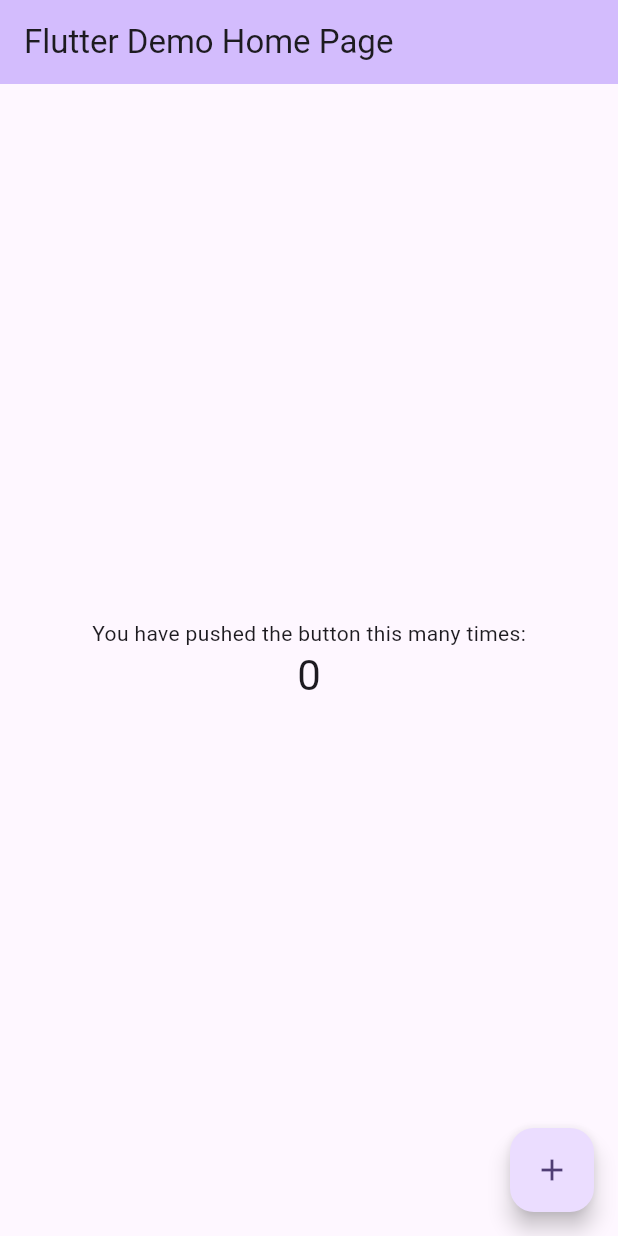
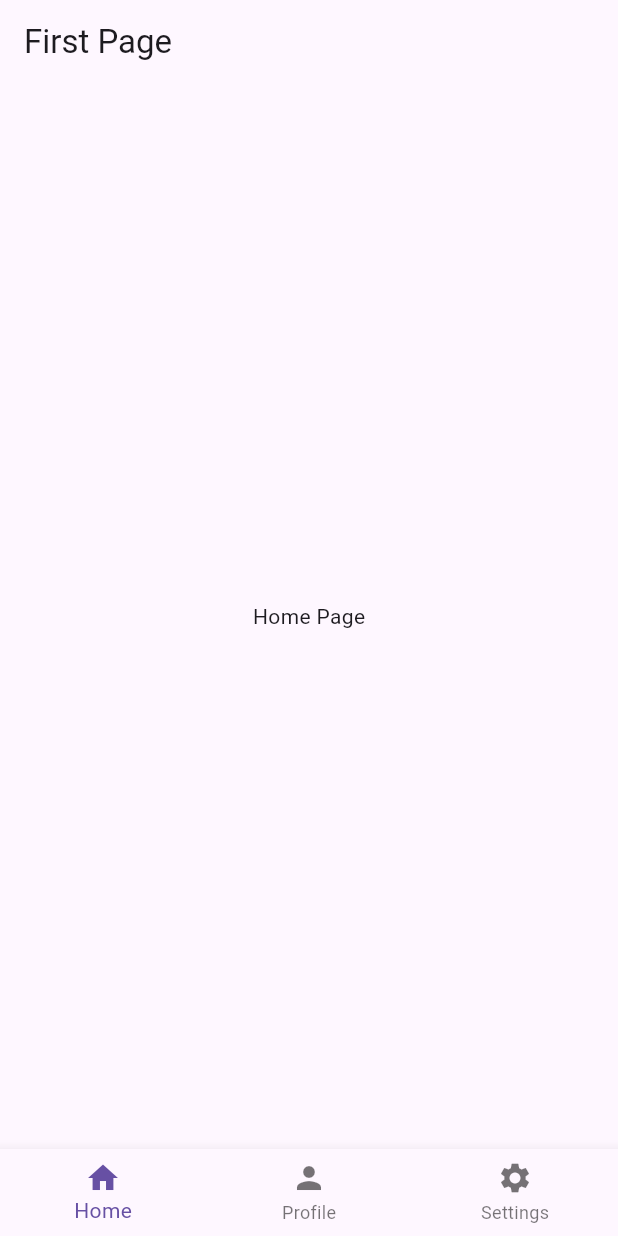
Before and after one commit to divyavollen/flutter_practice, a Flutter app: the screen it shows after launch, on a phone screen of 412 x 824 dp. Run offline on Flutter 3.47's test engine with Material 3 defaults, Android fonts, the phone set to English and light mode, and no system bars.

```diff
--- a/lib/main.dart
+++ b/lib/main.dart
@@ -1,125 +1,25 @@
+// ignore_for_file: prefer_const_constructors
+
 import 'package:flutter/material.dart';
+import 'package:workspace/pages/first_page.dart';
+import 'package:workspace/pages/home_page.dart';
+import 'package:workspace/pages/settings_page.dart';
 
 void main() {
-  runApp(const MyApp());
+  runApp(MyApp());
 }
 
 class MyApp extends StatelessWidget {
-  const MyApp({super.key});
+  MyApp({super.key});
 
-  // This widget is the root of your application.
   @override
   Widget build(BuildContext context) {
     return MaterialApp(
-      title: 'Flutter Demo',
-      theme: ThemeData(
-        // This is the theme of your application.
-        //
-        // TRY THIS: Try running your application with "flutter run". You'll see
-        // the application has a purple toolbar. Then, without quitting the app,
-        // try changing the seedColor in the colorScheme below to Colors.green
-        // and then invoke "hot reload" (save your changes or press the "hot
-        // reload" button in a Flutter-supported IDE, or press "r" if you used
-        // the command line to start the app).
-        //
-        // Notice that the counter didn't reset back to zero; the application
-        // state is not lost during the reload. To reset the state, use hot
-        // restart instead.
-        //
-        // This works for code too, not just values: Most code changes can be
-        // tested with just a hot reload.
-        colorScheme: ColorScheme.fromSeed(seedColor: Colors.deepPurple),
-        useMaterial3: true,
-      ),
-      home: const MyHomePage(title: 'Flutter Demo Home Page'),
-    );
+        debugShowCheckedModeBanner: false,
+        home: FirstPage(),
+        routes: {
+          '/home': (context) => HomePage(),
+          '/settings': (context) => SettingsPage(),
+        });
   }
 }
-
-class MyHomePage extends StatefulWidget {
-  const MyHomePage({super.key, required this.title});
-
-  // This widget is the home page of your application. It is stateful, meaning
-  // that it has a State object (defined below) that contains fields that affect
-  // how it looks.
-
-  // This class is the configuration for the state. It holds the values (in this
-  // case the title) provided by the parent (in this case the App widget) and
-  // used by the build method of the State. Fields in a Widget subclass are
-  // always marked "final".
-
-  final String title;
-
-  @override
-  State<MyHomePage> createState() => _MyHomePageState();
-}
-
-class _MyHomePageState extends State<MyHomePage> {
-  int _counter = 0;
-
-  void _incrementCounter() {
-    setState(() {
-      // This call to setState tells the Flutter framework that something has
-      // changed in this State, which causes it to rerun the build method below
-      // so that the display can reflect the updated values. If we changed
-      // _counter without calling setState(), then the build method would not be
-      // called again, and so nothing would appear to happen.
-      _counter++;
-    });
-  }
-
-  @override
-  Widget build(BuildContext context) {
-    // This method is rerun every time setState is called, for instance as done
-    // by the _incrementCounter method above.
-    //
-    // The Flutter framework has been optimized to make rerunning build methods
-    // fast, so that you can just rebuild anything that needs updating rather
-    // than having to individually change instances of widgets.
-    return Scaffold(
-      appBar: AppBar(
-        // TRY THIS: Try changing the color here to a specific color (to
-        // Colors.amber, perhaps?) and trigger a hot reload to see the AppBar
-        // change color while the other colors stay the same.
-        backgroundColor: Theme.of(context).colorScheme.inversePrimary,
-        // Here we take the value from the MyHomePage object that was created by
-        // the App.build method, and use it to set our appbar title.
-        title: Text(widget.title),
-      ),
-      body: Center(
-        // Center is a layout widget. It takes a single child and positions it
-        // in the middle of the parent.
-        child: Column(
-          // Column is also a layout widget. It takes a list of children and
-          // arranges them vertically. By default, it sizes itself to fit its
-          // children horizontally, and tries to be as tall as its parent.
-          //
-          // Column has various properties to control how it sizes itself and
-          // how it positions its children. Here we use mainAxisAlignment to
-          // center the children vertically; the main axis here is the vertical
-          // axis because Columns are vertical (the cross axis would be
-          // horizontal).
-          //
-          // TRY THIS: Invoke "debug painting" (choose the "Toggle Debug Paint"
-          // action in the IDE, or press "p" in the console), to see the
-          // wireframe for each widget.
-          mainAxisAlignment: MainAxisAlignment.center,
-          children: <Widget>[
-            const Text(
-              'You have pushed the button this many times:',
-            ),
-            Text(
-              '$_counter',
-              style: Theme.of(context).textTheme.headlineMedium,
-            ),
-          ],
-        ),
-      ),
-      floatingActionButton: FloatingActionButton(
-        onPressed: _incrementCounter,
-        tooltip: 'Increment',
-        child: const Icon(Icons.add),
-      ), // This trailing comma makes auto-formatting nicer for build methods.
-    );
-  }
-}
--- /dev/null
+++ b/lib/pages/first_page.dart
@@ -0,0 +1,54 @@
+// ignore_for_file: prefer_const_constructors, prefer_const_literals_to_create_immutables
+
+import 'package:flutter/material.dart';
+import 'package:workspace/pages/home_page.dart';
+import 'package:workspace/pages/profile_page.dart';
+import 'package:workspace/pages/settings_page.dart';
+
+class FirstPage extends StatefulWidget {
+  FirstPage({super.key});
+
+  @override
+  State<FirstPage> createState() => _FirstPageState();
+}
+
+class _FirstPageState extends State<FirstPage> {
+  int _selected_index = 0;
+
+  void _navigateBottomBar(int index) {
+    setState(() {
+      _selected_index = index;
+    });
+  }
+
+  final List _pages = [
+    HomePage(),
+    ProfilePage(),
+    SettingsPage(),
+  ];
+
+  @override
+  Widget build(BuildContext context) {
+    return Scaffold(
+      appBar: AppBar(title: Text("First Page")),
+      body: _pages[_selected_index],
+      bottomNavigationBar: BottomNavigationBar(
+          currentIndex: _selected_index,
+          onTap: _navigateBottomBar,
+          items: [
+            BottomNavigationBarItem(
+              icon: Icon(Icons.home),
+              label: 'Home',
+            ),
+            BottomNavigationBarItem(
+              icon: Icon(Icons.person),
+              label: 'Profile',
+            ),
+            BottomNavigationBarItem(
+              icon: Icon(Icons.settings),
+              label: 'Settings',
+            ),
+          ]),
+    );
+  }
+}
--- /dev/null
+++ b/lib/pages/home_page.dart
@@ -0,0 +1,12 @@
+// ignore_for_file: prefer_const_constructors
+
+import 'package:flutter/material.dart';
+
+class HomePage extends StatelessWidget {
+  const HomePage({super.key});
+
+  @override
+  Widget build(BuildContext context) {
+    return Scaffold(body: Center(child: Text("Home Page")));
+  }
+}
--- /dev/null
+++ b/lib/pages/profile_page.dart
@@ -0,0 +1,12 @@
+// ignore_for_file: prefer_const_constructors
+
+import 'package:flutter/material.dart';
+
+class ProfilePage extends StatelessWidget {
+  const ProfilePage({super.key});
+
+  @override
+  Widget build(BuildContext context) {
+    return Scaffold(body: Center(child: Text("Profile Page")));
+  }
+}
--- /dev/null
+++ b/lib/pages/settings_page.dart
@@ -0,0 +1,12 @@
+// ignore_for_file: prefer_const_constructors
+
+import 'package:flutter/material.dart';
+
+class SettingsPage extends StatelessWidget {
+  const SettingsPage({super.key});
+
+  @override
+  Widget build(BuildContext context) {
+    return Scaffold(body: Center(child: Text("Settings Page")));
+  }
+}
```
Also changed, not shown: .devcontainer/customizations/vscode/settings.json (added), .devcontainer/devcontainer.json, .devcontainer/docker-compose.yaml, 1 other file.
